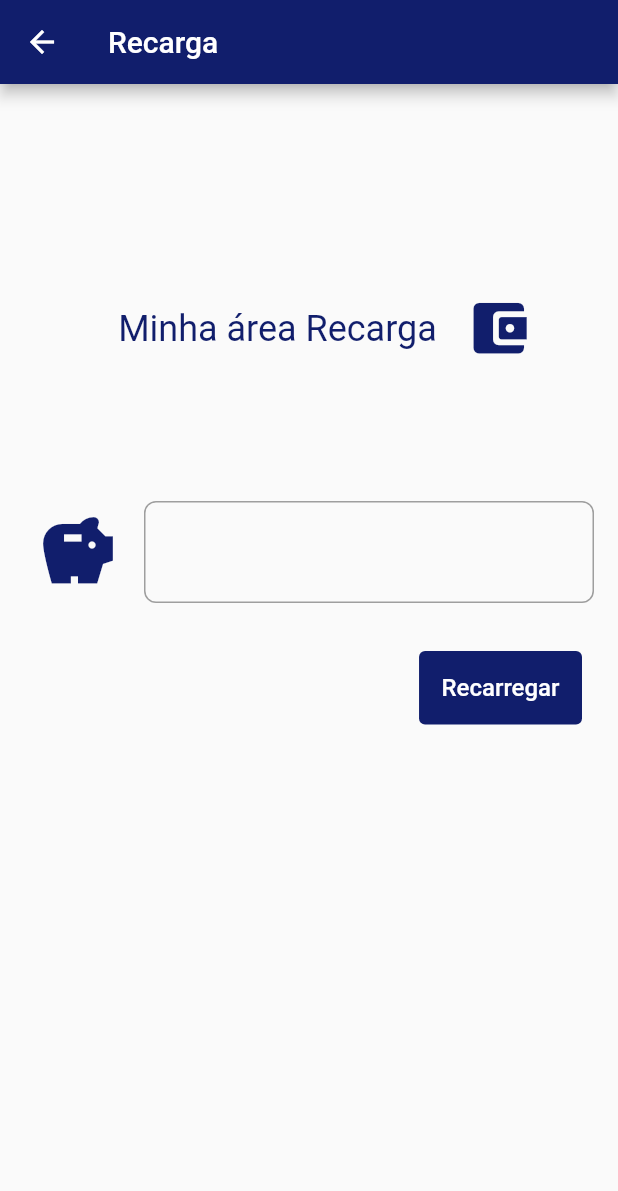
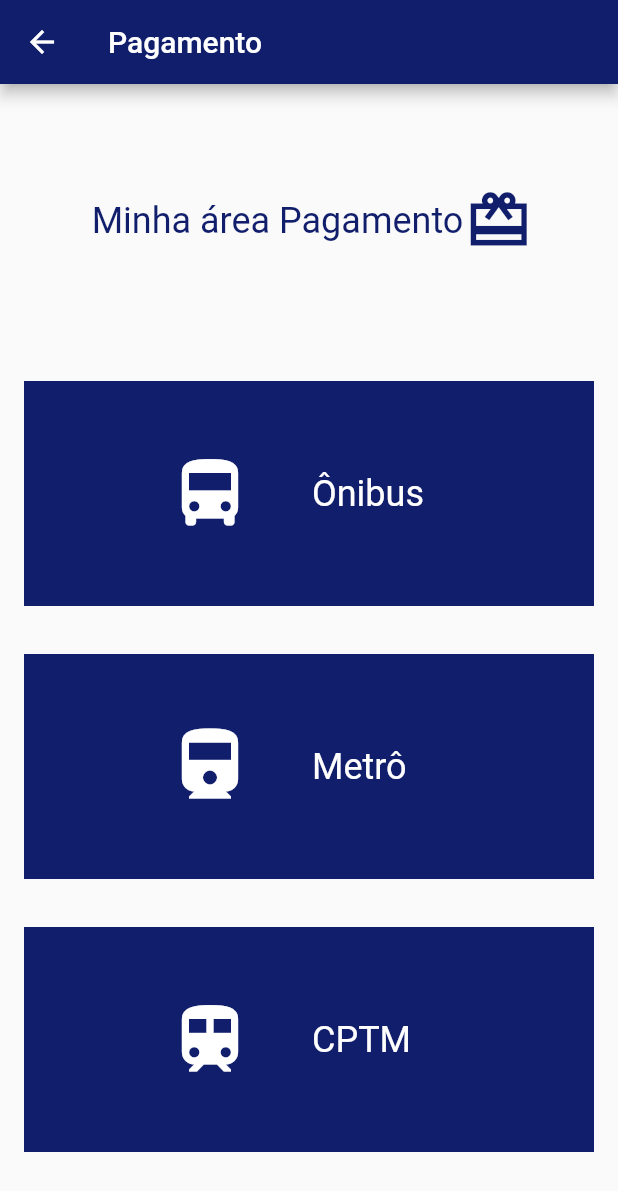
Before and after one commit to gabrielcoronin/rushtowin, a Flutter app: the Home screen opened directly, after a tap on "Pagar", on a phone screen of 412 x 824 dp. Shown: the top 1191 px of the screen. Run offline on Flutter 3.47's test engine with Material 2 defaults, Android fonts, the phone set to English and light mode, and no system bars.

Commit message:
feat: add payment

```diff
--- a/lib/components/home/home.dart
+++ b/lib/components/home/home.dart
@@ -1,4 +1,5 @@
 import 'package:flutter/material.dart';
+import 'package:rushtowin/components/payment/payment.dart';
 import 'package:rushtowin/components/recharge/recharge.dart';
 import 'package:rushtowin/components/settings/settings.dart';
 import 'package:rushtowin/components/wallet/wallet.dart';
@@ -488,7 +489,7 @@ class _HomeFormState extends State<Home> {
                                 onTap: () {
                                   Navigator.of(context).push(
                                     MaterialPageRoute(
-                                      builder: (context) => const Recharge(),
+                                      builder: (context) => const Payment(),
                                     ),
                                   );
                                 },
--- /dev/null
+++ b/lib/components/payment/payment.dart
@@ -0,0 +1,283 @@
+import 'package:flutter/material.dart';
+import 'package:rushtowin/components/wallet/wallet.dart';
+
+class Payment extends StatefulWidget {
+  const Payment({Key? key}) : super(key: key);
+
+  @override
+  _PaymentFormState createState() => _PaymentFormState();
+}
+
+class _PaymentFormState extends State<Payment> {
+  final TextEditingController _rechargeController = TextEditingController();
+
+  @override
+  Widget build(BuildContext context) {
+    return Scaffold(
+      appBar: AppBar(
+        title: const Text('Pagamento'),
+        backgroundColor: Theme.of(context).primaryColor,
+      ),
+      body: SingleChildScrollView(
+        child: Column(children: <Widget>[
+          Padding(
+            padding: const EdgeInsets.fromLTRB(8.0, 8.0, 8.0, 8.0),
+            child: Column(
+              mainAxisAlignment: MainAxisAlignment.start,
+              crossAxisAlignment: CrossAxisAlignment.center,
+              children: <Widget>[
+                Row(
+                  mainAxisAlignment: MainAxisAlignment.center,
+                  crossAxisAlignment: CrossAxisAlignment.center,
+                  children: [
+                    Padding(
+                      padding: const EdgeInsets.fromLTRB(8.0, 8.0, 0.0, 8.0),
+                      child: Material(
+                        child: SizedBox(
+                          height: 150,
+                          width: 250,
+                          child: Column(
+                            mainAxisAlignment: MainAxisAlignment.center,
+                            crossAxisAlignment: CrossAxisAlignment.center,
+                            children: const <Widget>[
+                              Text(
+                                'Minha área Pagamento',
+                                style: TextStyle(
+                                  color: Color.fromRGBO(17, 30, 108, 1),
+                                  fontSize: 24.0,
+                                ),
+                              ),
+                            ],
+                          ),
+                        ),
+                      ),
+                    ),
+                    Padding(
+                      padding: const EdgeInsets.all(0.0),
+                      child: Material(
+                        child: InkWell(
+                          child: Container(
+                            padding:
+                                const EdgeInsets.fromLTRB(0.0, 8.0, 8.0, 8.0),
+                            height: 100,
+                            width: 50,
+                            child: Column(
+                              mainAxisAlignment: MainAxisAlignment.center,
+                              crossAxisAlignment: CrossAxisAlignment.start,
+                              children: const <Widget>[
+                                Icon(
+                                  Icons.card_giftcard_sharp,
+                                  color: Color.fromRGBO(17, 30, 108, 1),
+                                  size: 45.0,
+                                ),
+                              ],
+                            ),
+                          ),
+                        ),
+                      ),
+                    ),
+                  ],
+                ),
+              ],
+            ),
+          ),
+          Padding(
+            padding: const EdgeInsets.all(8.0),
+            child: Column(
+              mainAxisAlignment: MainAxisAlignment.center,
+              crossAxisAlignment: CrossAxisAlignment.center,
+              children: <Widget>[
+                Padding(
+                  padding: const EdgeInsets.all(8.0),
+                  child: Material(
+                    color: Theme.of(context).primaryColor,
+                    child: InkWell(
+                      onTap: () {
+                        Navigator.of(context).push(
+                          MaterialPageRoute(
+                            builder: (context) => const Wallet(),
+                          ),
+                        );
+                      },
+                      child: Container(
+                        padding: const EdgeInsets.all(40.0),
+                        height: 150,
+                        width: 400,
+                        child: Row(
+                          children: [
+                            Padding(
+                              padding: const EdgeInsets.fromLTRB(
+                                  56.0, 0.0, 0.0, 0.0),
+                              child: Column(
+                                mainAxisAlignment: MainAxisAlignment.center,
+                                crossAxisAlignment: CrossAxisAlignment.center,
+                                children: const <Widget>[
+                                  Icon(
+                                    Icons.directions_bus,
+                                    color: Colors.white,
+                                    size: 56.0,
+                                  ),
+                                ],
+                              ),
+                            ),
+                            Padding(
+                              padding: const EdgeInsets.fromLTRB(
+                                  40.0, 0.0, 0.0, 0.0),
+                              child: Column(
+                                mainAxisAlignment: MainAxisAlignment.center,
+                                crossAxisAlignment: CrossAxisAlignment.center,
+                                children: const <Widget>[
+                                  Text(
+                                    'Ônibus',
+                                    style: TextStyle(
+                                      color: Colors.white,
+                                      fontSize: 24.0,
+                                    ),
+                                  )
+                                ],
+                              ),
+                            ),
+                          ],
+                        ),
+                      ),
+                    ),
+                  ),
+                ),
+              ],
+            ),
+          ),
+          Padding(
+            padding: const EdgeInsets.all(8.0),
+            child: Column(
+              mainAxisAlignment: MainAxisAlignment.center,
+              crossAxisAlignment: CrossAxisAlignment.center,
+              children: <Widget>[
+                Padding(
+                  padding: const EdgeInsets.all(8.0),
+                  child: Material(
+                    color: Theme.of(context).primaryColor,
+                    child: InkWell(
+                      onTap: () {
+                        Navigator.of(context).push(
+                          MaterialPageRoute(
+                            builder: (context) => const Wallet(),
+                          ),
+                        );
+                      },
+                      child: Container(
+                        padding: const EdgeInsets.all(40.0),
+                        height: 150,
+                        width: 400,
+                        child: Row(
+                          children: [
+                            Padding(
+                              padding: const EdgeInsets.fromLTRB(
+                                  56.0, 0.0, 0.0, 0.0),
+                              child: Column(
+                                mainAxisAlignment: MainAxisAlignment.center,
+                                crossAxisAlignment: CrossAxisAlignment.center,
+                                children: const <Widget>[
+                                  Icon(
+                                    Icons.directions_train,
+                                    color: Colors.white,
+                                    size: 56.0,
+                                  ),
+                                ],
+                              ),
+                            ),
+                            Padding(
+                              padding: const EdgeInsets.fromLTRB(
+                                  40.0, 0.0, 0.0, 0.0),
+                              child: Column(
+                                mainAxisAlignment: MainAxisAlignment.center,
+                                crossAxisAlignment: CrossAxisAlignment.center,
+                                children: const <Widget>[
+                                  Text(
+                                    'Metrô',
+                                    style: TextStyle(
+                                      color: Colors.white,
+                                      fontSize: 24.0,
+                                    ),
+                                  )
+                                ],
+                              ),
+                            ),
+                          ],
+                        ),
+                      ),
+                    ),
+                  ),
+                ),
+              ],
+            ),
+          ),
+          Padding(
+            padding: const EdgeInsets.all(8.0),
+            child: Column(
+              mainAxisAlignment: MainAxisAlignment.center,
+              crossAxisAlignment: CrossAxisAlignment.center,
+              children: <Widget>[
+                Padding(
+                  padding: const EdgeInsets.all(8.0),
+                  child: Material(
+                    color: Theme.of(context).primaryColor,
+                    child: InkWell(
+                      onTap: () {
+                        Navigator.of(context).push(
+                          MaterialPageRoute(
+                            builder: (context) => const Wallet(),
+                          ),
+                        );
+                      },
+                      child: Container(
+                        padding: const EdgeInsets.all(40.0),
+                        height: 150,
+                        width: 400,
+                        child: Row(
+                          children: [
+                            Padding(
+                              padding: const EdgeInsets.fromLTRB(
+                                  56.0, 0.0, 0.0, 0.0),
+                              child: Column(
+                                mainAxisAlignment: MainAxisAlignment.center,
+                                crossAxisAlignment: CrossAxisAlignment.center,
+                                children: const <Widget>[
+                                  Icon(
+                                    Icons.train,
+                                    color: Colors.white,
+                                    size: 56.0,
+                                  ),
+                                ],
+                              ),
+                            ),
+                            Padding(
+                              padding: const EdgeInsets.fromLTRB(
+                                  40.0, 0.0, 0.0, 0.0),
+                              child: Column(
+                                mainAxisAlignment: MainAxisAlignment.center,
+                                crossAxisAlignment: CrossAxisAlignment.center,
+                                children: const <Widget>[
+                                  Text(
+                                    'CPTM',
+                                    style: TextStyle(
+                                      color: Colors.white,
+                                      fontSize: 24.0,
+                                    ),
+                                  )
+                                ],
+                              ),
+                            ),
+                          ],
+                        ),
+                      ),
+                    ),
+                  ),
+                ),
+              ],
+            ),
+          ),
+        ]),
+      ),
+    );
+  }
+}
```
